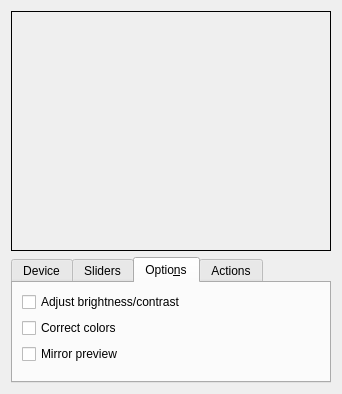
This is kopete/config/avdevice/avdeviceconfig_videodevice.ui in KDE/kopete as Qt 5 draws it before an edit. The edited form follows.
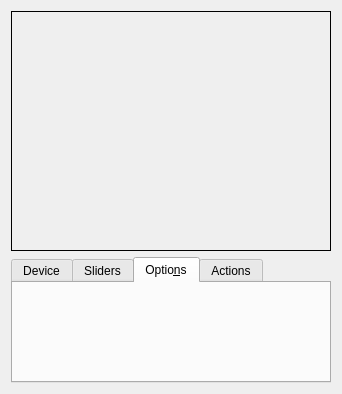
This is the edited form. The open tabs and pages were chosen to show the change. Custom widgets are drawn as their Qt base class.

Commit message:
Video-settings-dialog: use new API for video-controls for the software controls, too
Remove all remaining calls of the old API for video-controls and the
corresponding set of GUI-elements for the software-controls (up to now displayed as "options").
Next commit will make them available again through the new API.

```diff
--- a/kopete/config/avdevice/avdeviceconfig_videodevice.ui
+++ b/kopete/config/avdevice/avdeviceconfig_videodevice.ui
@@ -225,62 +225,7 @@
       </attribute>
       <layout class="QGridLayout" name="gridLayout">
        <item row="0" column="0" colspan="2">
-        <layout class="QVBoxLayout" name="checkboxOptions_verticalLayout">
-         <item>
-          <widget class="QCheckBox" name="mImageAutoBrightnessContrast">
-           <property name="sizePolicy">
-            <sizepolicy hsizetype="MinimumExpanding" vsizetype="Minimum">
-             <horstretch>0</horstretch>
-             <verstretch>0</verstretch>
-            </sizepolicy>
-           </property>
-           <property name="toolTip">
-            <string>Enable automatic brightness/contrast adjustment</string>
-           </property>
-           <property name="text">
-            <string>Adjust brightness/contrast</string>
-           </property>
-          </widget>
-         </item>
-         <item>
-          <widget class="QCheckBox" name="mImageAutoColorCorrection">
-           <property name="sizePolicy">
-            <sizepolicy hsizetype="MinimumExpanding" vsizetype="Minimum">
-             <horstretch>0</horstretch>
-             <verstretch>0</verstretch>
-            </sizepolicy>
-           </property>
-           <property name="toolTip">
-            <string>Enable automatic color correction</string>
-           </property>
-           <property name="text">
-            <string>Correct colors</string>
-           </property>
-           <property name="shortcut">
-            <string/>
-           </property>
-          </widget>
-         </item>
-         <item>
-          <widget class="QCheckBox" name="mImageAsMirror">
-           <property name="sizePolicy">
-            <sizepolicy hsizetype="MinimumExpanding" vsizetype="Minimum">
-             <horstretch>0</horstretch>
-             <verstretch>0</verstretch>
-            </sizepolicy>
-           </property>
-           <property name="toolTip">
-            <string>Show the video input mirrored</string>
-           </property>
-           <property name="text">
-            <string>Mirror preview</string>
-           </property>
-           <property name="shortcut">
-            <string/>
-           </property>
-          </widget>
-         </item>
-        </layout>
+        <layout class="QVBoxLayout" name="checkboxOptions_verticalLayout"/>
        </item>
        <item row="1" column="0">
         <layout class="QGridLayout" name="menuOptions_gridLayout">
```
The commit also changes 2 other files.
